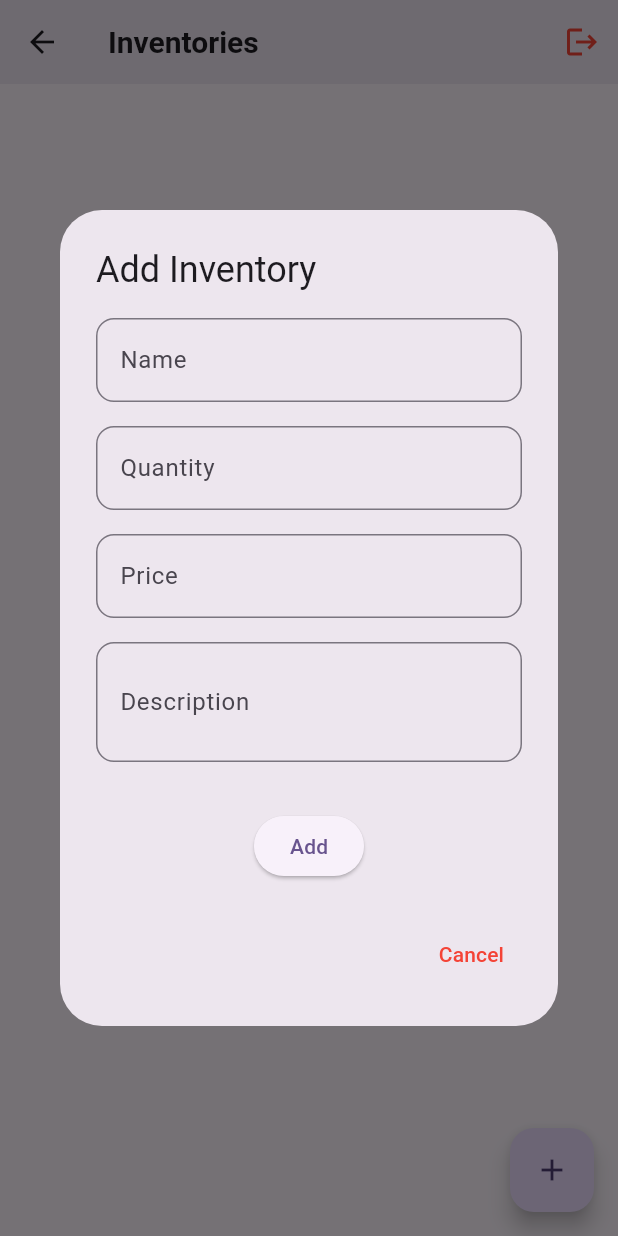
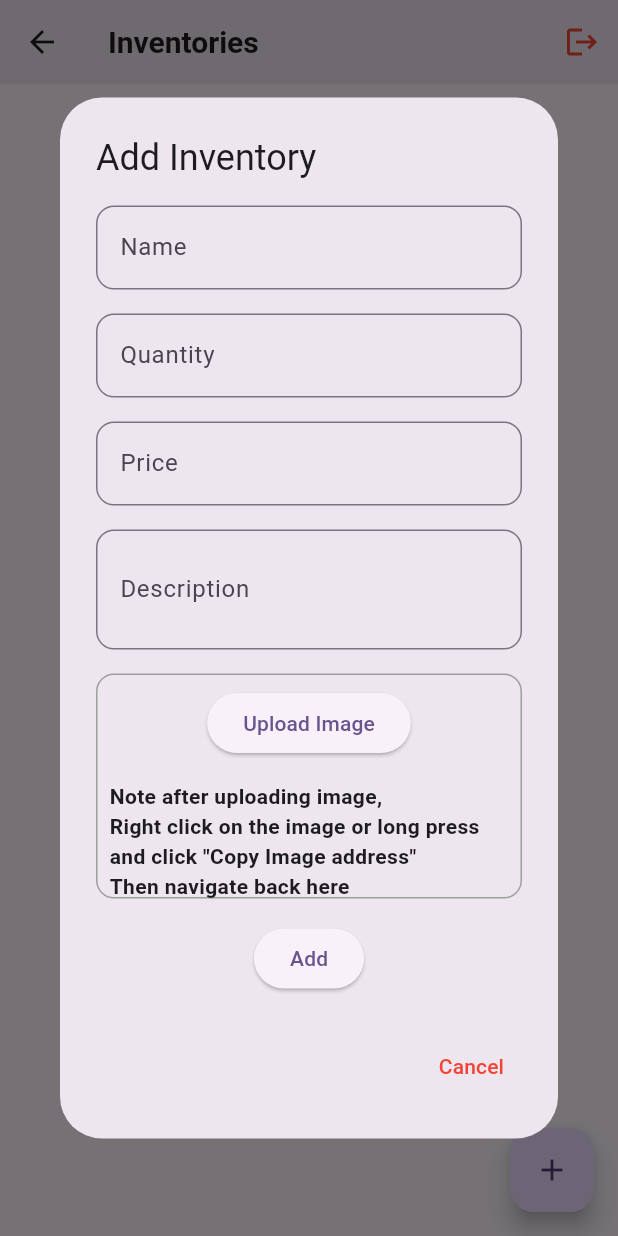
Before and after one commit to oluwasegunilori/el_rapido_inc, a Flutter app: the InventoryPage screen opened directly, after a tap on the "add" icon, on a phone screen of 412 x 824 dp. Run offline on Flutter 3.47's test engine with Material 3 defaults, Android fonts, the phone set to English and light mode, and no system bars; our stand-ins replace cloud_firestore, data_table_2, dio, dropdown_search, equatable, firebase_auth and 8 more; missing offline and left inert: dart:js; accounts and stored records are empty.

Commit message:
Add Imgur image uploda

```diff
--- /dev/null
+++ b/lib/core/clip_watcher.dart
@@ -0,0 +1,19 @@
+import 'package:equatable/equatable.dart';
+import 'package:flutter_bloc/flutter_bloc.dart';
+
+class ClipState extends Equatable {
+  final String? link;
+
+  const ClipState({this.link});
+
+  @override
+  List<Object?> get props => [link];
+}
+
+class ClipBloc extends Cubit<ClipState> {
+  ClipBloc() : super(ClipState());
+
+  void setLink(String? link) {
+    emit(ClipState(link: link));
+  }
+}
--- a/lib/core/di/deps_inject.dart
+++ b/lib/core/di/deps_inject.dart
@@ -4,6 +4,7 @@ import 'package:el_rapido_inc/auth/presentation/login/login_bloc.dart';
 import 'package:el_rapido_inc/auth/presentation/signup/signup_bloc.dart';
 import 'package:el_rapido_inc/auth/presentation/verification/verification_bloc.dart';
 import 'package:el_rapido_inc/auth/repository/user_sessions_manager.dart';
+import 'package:el_rapido_inc/core/clip_watcher.dart';
 import 'package:el_rapido_inc/core/data/repository/logger_repository.dart';
 import 'package:el_rapido_inc/core/data/repository/user_repository.dart';
 import 'package:el_rapido_inc/dashboard/inventory/data/image_upload_reposiotry_impl.dart';
@@ -90,4 +91,6 @@ Future<void> depsSetup() async {
       () => TransactionBloc(getIt<TransactionRepository>()));
 
   getIt.registerFactory<UserBloc>(() => UserBloc(getIt<UserRepository>()));
+
+  getIt.registerFactory<ClipBloc>(() => ClipBloc());
 }
--- a/lib/dashboard/inventory/presentation/create_inventory_dialog.dart
+++ b/lib/dashboard/inventory/presentation/create_inventory_dialog.dart
@@ -1,14 +1,9 @@
-import 'dart:io';
-import 'dart:typed_data';
-import 'package:el_rapido_inc/core/di/deps_inject.dart';
-import 'package:el_rapido_inc/dashboard/inventory/presentation/uploader/image_upload_event.dart';
-import 'package:el_rapido_inc/dashboard/inventory/presentation/uploader/image_upload_state.dart';
+
+import 'package:el_rapido_inc/core/clip_watcher.dart';
 import 'package:flutter_bloc/flutter_bloc.dart';
-import 'package:image_picker/image_picker.dart';
 import 'package:el_rapido_inc/dashboard/inventory/domain/inventory.dart';
-import 'package:el_rapido_inc/dashboard/inventory/presentation/uploader/image_upload_bloc.dart';
 import 'package:flutter/material.dart';
-import 'package:image_picker_web/image_picker_web.dart';
+import 'package:url_launcher/url_launcher.dart';
 
 void showCreateInventoryDialog(
   BuildContext context,
@@ -25,27 +20,19 @@ void showCreateInventoryDialog(
   final TextEditingController descriptionController =
       TextEditingController(text: inventory?.description);
 
-  Uint8List? selectedImage;
-
-  Future<void> pickImage() async {
-    selectedImage = await ImagePickerWeb.getImageAsBytes();
-  }
-
   showDialog(
     context: context,
     builder: (context) {
       final screenWidth = MediaQuery.of(context).size.width;
       final dialogWidth =
           screenWidth < 600 ? screenWidth * 0.9 : screenWidth * 0.5;
-      ImageUploadBloc imageUploadBloc = getIt<ImageUploadBloc>();
+      var copiedUrl = context.watch<ClipBloc>().state.link;
 
       return StatefulBuilder(
         builder: (context, setState) {
-          return BlocProvider(
-            create: (_) => imageUploadBloc,
-            child: AlertDialog(
-              title: Text(
-                  inventory == null ? 'Add Inventory' : "Update Inventory"),
+          return AlertDialog(
+            title:
+                Text(inventory == null ? 'Add Inventory' : "Update Inventory"),
             content: SizedBox(
               width: dialogWidth.clamp(0, 500),
               child: SingleChildScrollView(
@@ -121,74 +108,60 @@ void showCreateInventoryDialog(
                         maxLines: 2,
                       ),
                       const SizedBox(height: 16),
-                        // GestureDetector(
-                        //   onTap: () async {
-                        //     await pickImage();
-                        //     setState(() {});
-                        //   },
-                        //   child: Container(
-                        //     height: 150,
-                        //     width: double.infinity,
-                        //     decoration: BoxDecoration(
-                        //       border: Border.all(color: Colors.grey),
-                        //       borderRadius: BorderRadius.circular(12),
-                        //     ),
-                        //     child: selectedImage != null
-                        //         ? Image.memory(selectedImage!, fit: BoxFit.cover)
-                        //         : const Center(
-                        //             child: Text('Tap to select an image')),
-                        //   ),
-                        // ),
+                      GestureDetector(
+                        onTap: () async {},
+                        child: Container(
+                          height: 150,
+                          width: double.infinity,
+                          decoration: BoxDecoration(
+                            border: Border.all(color: Colors.grey),
+                            borderRadius: BorderRadius.circular(12),
+                          ),
+                          child: Padding(
+                            padding: const EdgeInsets.all(8.0),
+                            child: !isValidUrl(copiedUrl)
+                                ? Column(
+                                    children: [
+                                      ElevatedButton(
+                                        onPressed: () {
+                                          _launchURL(
+                                              "https://imgur.com/upload");
+                                        },
+                                        child: const Text("Upload Image"),
+                                      ),
+                                      const SizedBox(
+                                        height: 15,
+                                      ),
+                                      const Center(
+                                          child: Text(
+                                        'Note after uploading image,\nRight click on the image or long press and click "Copy Image address"\nThen navigate back here',
+                                        style: TextStyle(
+                                            fontWeight: FontWeight.bold),
+                                      )),
+                                    ],
+                                  )
+                                : Image.network(copiedUrl!),
+                          ),
+                        ),
+                      ),
                       const SizedBox(height: 16),
-                        BlocConsumer<ImageUploadBloc, ImageUploadState>(
-                          listener: (context, state) {
-                            if (state is ImageUploadFailure) {
-                              ScaffoldMessenger.of(context).showSnackBar(
-                                SnackBar(content: Text(state.error)),
-                              );
-                            }
-                          },
-                          builder: (context, state) {
-                            // if (state is ImageUploading) {
-                            //   return const CircularProgressIndicator();
-                            // } else if (state is ImageUploadSuccess) {
-                            return ElevatedButton(
+                      ElevatedButton(
                         onPressed: () {
-                                if (_formKey.currentState?.validate() ??
-                                    false) {
+                          if (_formKey.currentState?.validate() ?? false) {
                             final mInventory = Inventory(
                               id: inventory?.id ?? "",
                               name: nameController.text,
-                                    quantity:
-                                        int.parse(quantityController.text),
+                              quantity: int.parse(quantityController.text),
                               price: double.parse(priceController.text),
                               description: descriptionController.text,
-                                    imageUrl: "https://i.imgur.com/9lZIAUW.png",
+                              imageUrl: copiedUrl,
                             );
                             onAdd(mInventory);
                             Navigator.of(context).pop();
                           }
                         },
                         child: Text(inventory == null ? 'Add' : "Update"),
-                            );
-                            // } else {
-                            //   return ElevatedButton(
-                            //     onPressed: () {
-                            //       if (selectedImage != null) {
-                            //         imageUploadBloc
-                            //             .add(UploadImage(selectedImage!));
-                            //       } else {
-                            //         ScaffoldMessenger.of(context).showSnackBar(
-                            //           const SnackBar(
-                            //               content: Text('No image selected')),
-                            //         );
-                            //       }
-                            //     },
-                            //     child: const Text('Upload Image'),
-                            //   );
-                            // }
-                          },
-                        ),
+                      )
                     ],
                   ),
                 ),
@@ -203,10 +176,25 @@ void showCreateInventoryDialog(
                 ),
               ),
             ],
-            ),
           );
         },
       );
     },
   );
 }
+
+void _launchURL(String url) async {
+  if (await canLaunchUrl(Uri.parse(url))) {
+    await launchUrl(Uri.parse(url),
+        webOnlyWindowName: '_blank'); // Opens in new tab
+  } else {
+    throw 'Could not launch $url';
+  }
+}
+
+bool isValidUrl(String? url) {
+  print("Here");
+  print(url);
+  final Uri? uri = Uri.tryParse(url ?? "");
+  return uri != null && uri.hasScheme && uri.hasAuthority;
+}
--- a/lib/dashboard/inventory/presentation/inventory_bloc.dart
+++ b/lib/dashboard/inventory/presentation/inventory_bloc.dart
@@ -5,6 +5,7 @@ import 'inventory_state.dart';
 
 class InventoryBloc extends Bloc<InventoryEvent, InventoryState> {
   final InventoryRepository repository;
+  String? copiedImageLink;
 
   InventoryBloc(this.repository) : super(InventoryInitial()) {
     on<LoadInventories>((event, emit) async {
@@ -39,4 +40,8 @@ class InventoryBloc extends Bloc<InventoryEvent, InventoryState> {
     });
     add(LoadInventories());
   }
+
+  void setCopiedLink(String link) {
+    copiedImageLink = link;
+  }
 }
--- a/lib/dashboard/inventory/presentation/inventory_page.dart
+++ b/lib/dashboard/inventory/presentation/inventory_page.dart
@@ -1,7 +1,9 @@
 import 'package:el_rapido_inc/auth/presentation/logout.dart';
+import 'package:el_rapido_inc/core/clip_watcher.dart';
 import 'package:el_rapido_inc/dashboard/inventory/presentation/create_inventory_dialog.dart';
 import 'package:el_rapido_inc/dashboard/inventory/presentation/list/inventory_item.dart';
 import 'package:flutter/material.dart';
+import 'package:flutter/services.dart';
 import 'package:flutter_bloc/flutter_bloc.dart';
 import 'package:go_router/go_router.dart';
 import 'package:responsive_grid/responsive_grid.dart';
@@ -9,9 +11,15 @@ import 'inventory_bloc.dart';
 import 'inventory_event.dart';
 import 'inventory_state.dart';
 
-class InventoryPage extends StatelessWidget {
+class InventoryPage extends StatefulWidget {
   const InventoryPage({super.key});
 
+  @override
+  State<InventoryPage> createState() => _InventoryPageState();
+}
+
+class _InventoryPageState extends State<InventoryPage>
+    with WidgetsBindingObserver {
   @override
   Widget build(BuildContext context) {
     InventoryBloc inventoryBloc = BlocProvider.of(context);
@@ -63,6 +71,7 @@ class InventoryPage extends StatelessWidget {
       ),
       floatingActionButton: FloatingActionButton(
         onPressed: () {
+          BlocProvider.of<ClipBloc>(context).setLink(null);
           showCreateInventoryDialog(context, null, (inventory) {
             inventoryBloc.add(AddInventory(inventory));
           });
@@ -71,4 +80,35 @@ class InventoryPage extends StatelessWidget {
       ),
     );
   }
+
+  @override
+  void initState() {
+    super.initState();
+    WidgetsBinding.instance.addObserver(this);
+  }
+
+  @override
+  void dispose() {
+    WidgetsBinding.instance.removeObserver(this);
+    super.dispose();
+  }
+
+  @override
+  void didChangeAppLifecycleState(AppLifecycleState state) {
+    if (state == AppLifecycleState.resumed) {
+      _checkClipboard();
+    }
+  }
+
+  Future<void> _checkClipboard() async {
+    if (!mounted) {
+      return;
+    }
+    ClipboardData? data = await Clipboard.getData(Clipboard.kTextPlain);
+    if (data != null &&
+        data.text != null &&
+        data.text != context.read<ClipBloc>().state.link) {
+      BlocProvider.of<ClipBloc>(context).setLink(data.text!);
+    }
+  }
 }
--- a/lib/main.dart
+++ b/lib/main.dart
@@ -1,4 +1,5 @@
 import 'package:el_rapido_inc/core/app_router.dart';
+import 'package:el_rapido_inc/core/clip_watcher.dart';
 import 'package:el_rapido_inc/core/di/deps_inject.dart';
 import 'package:el_rapido_inc/dashboard/inventory/presentation/inventory_bloc.dart';
 import 'package:el_rapido_inc/dashboard/merchant/presentation/merchants_bloc.dart';
@@ -9,7 +10,6 @@ import 'package:flutter/foundation.dart';
 import 'package:flutter/material.dart';
 import 'package:flutter_bloc/flutter_bloc.dart';
 import 'firebase_options.dart';
-import 'package:flutter/foundation.dart' show kIsWeb;
 
 Future<void> main() async {
   WidgetsFlutterBinding.ensureInitialized();
@@ -40,6 +40,7 @@ class MyApp extends StatelessWidget {
         BlocProvider<TransactionBloc>(
           create: (BuildContext context) => getIt(),
         ),
+        BlocProvider<ClipBloc>(create: (context) => getIt())
       ],
       child: MaterialApp.router(
         title: 'ElRapido INV',
--- a/pubspec.yaml
+++ b/pubspec.yaml
@@ -48,6 +48,7 @@ dependencies:
   dropdown_search: ^6.0.1
   data_table_2: ^2.5.18
   intl: ^0.20.1
+  url_launcher: ^6.3.1
 
 
   # The following adds the Cupertino Icons font to your application.
```
Also changed, not shown: pubspec.lock, 6 other files. Lines whose indentation alone changed are shown as unchanged.
